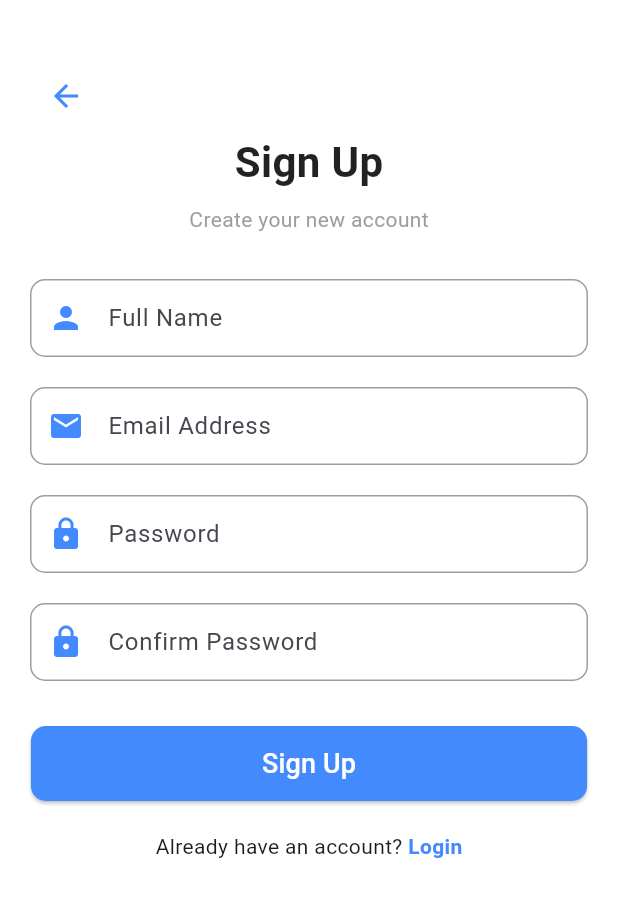
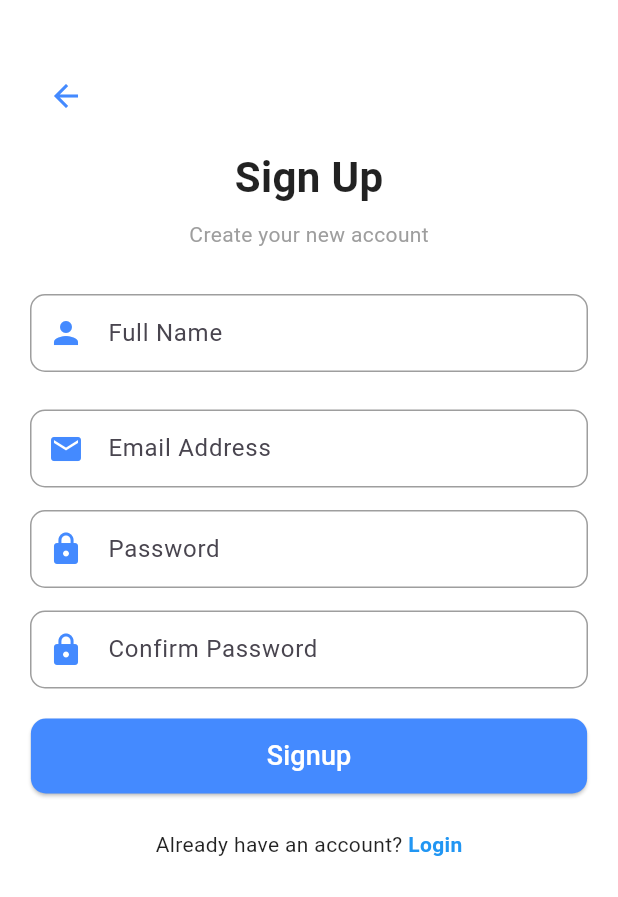
Before and after one commit to Shrawontdk/FitTrack, a Flutter app: the screen it shows after launch, after a tap on "Sign up", on a phone screen of 412 x 824 dp. Shown: the top 897 px of the screen. Run offline on Flutter 3.47's test engine with Material 3 defaults, Android fonts, the phone set to English and light mode, and no system bars; our stand-ins replace firebase_auth, firebase_core, flutter_local_notifications, get, google_nav_bar, line_icons and 2 more; accounts and stored records are empty.

```diff
--- a/2325681_2325680_2325682_application_code/gymapp/lib/main.dart
+++ b/2325681_2325680_2325682_application_code/gymapp/lib/main.dart
@@ -2,7 +2,7 @@ import 'package:firebase_core/firebase_core.dart';
 import 'package:flutter/material.dart';
 import 'package:get/get.dart';
 import 'package:gymapp/notifications/notifications.dart';
-import 'package:gymapp/pages/login.dart';
+import 'package:gymapp/pages/wrapper.dart';
 
 void main() async {
   WidgetsFlutterBinding.ensureInitialized();
@@ -22,7 +22,7 @@ class MyApp extends StatelessWidget {
         primarySwatch: Colors.purple,
         visualDensity: VisualDensity.adaptivePlatformDensity,
       ),
-      home: LoginPage(),
+      home: Wrapper(),
     );
   }
 }
--- a/2325681_2325680_2325682_application_code/gymapp/lib/pages/signup.dart
+++ b/2325681_2325680_2325682_application_code/gymapp/lib/pages/signup.dart
@@ -1,112 +1,50 @@
 import 'package:flutter/material.dart';
-import 'package:cloud_firestore/cloud_firestore.dart';
 import 'package:firebase_auth/firebase_auth.dart';
-import 'package:gymapp/pages/login.dart';
+import '../bnav.dart'; // Import BottomNavBar
 
-import '../question.dart';
-
-// AuthMethod for handling signup process
-class AuthMethod {
-  final FirebaseFirestore _firestore = FirebaseFirestore.instance;
-  final FirebaseAuth _auth = FirebaseAuth.instance;
-
-  Future<String> signupUser({
-    required String email,
-    required String password,
-    required String name,
-  }) async {
-    String res = "Some error occurred";
-    try {
-      if (email.isNotEmpty && password.isNotEmpty && name.isNotEmpty) {
-        UserCredential cred = await _auth.createUserWithEmailAndPassword(
-          email: email,
-          password: password,
-        );
-        await _firestore.collection("users").doc(cred.user!.uid).set({
-          'displayName': name,
-          'uid': cred.user!.uid,
-          'email': email,
-        });
-        res = "success";
-      } else {
-        res = "Please fill out all fields";
-      }
-    } catch (err) {
-      res = err.toString();
-    }
-    return res;
-  }
-}
-
-// SignUpPage class
-class SignUpPage extends StatefulWidget {
-  const SignUpPage({Key? key}) : super(key: key);
-
-  @override
-  State<SignUpPage> createState() => _SignUpPageState();
-}
-
-class _SignUpPageState extends State<SignUpPage> {
+class SignUp extends StatelessWidget {
   final TextEditingController nameController = TextEditingController();
   final TextEditingController emailController = TextEditingController();
   final TextEditingController passwordController = TextEditingController();
-  final TextEditingController confirmPasswordController = TextEditingController();
+  final TextEditingController confirmPasswordController =
+      TextEditingController();
 
-  bool isLoading = false;
+  void signUpUser(BuildContext context) async {
+    try {
+      if (passwordController.text != confirmPasswordController.text) {
+        throw Exception("Passwords do not match");
+      }
 
-  @override
-  void dispose() {
-    nameController.dispose();
-    emailController.dispose();
-    passwordController.dispose();
-    confirmPasswordController.dispose();
-    super.dispose();
-  }
+      // Creating user with email and password
+      UserCredential userCredential =
+          await FirebaseAuth.instance.createUserWithEmailAndPassword(
+        email: emailController.text.trim(),
+        password: passwordController.text.trim(),
+      );
 
-  // signupUser function to handle the signup logic and navigate to the next page
-  void signupUser() async {
-    if (passwordController.text != confirmPasswordController.text) {
-      return;
-    }
+      // Access user details
+      User? user = userCredential.user;
+      if (user == null) {
+        throw Exception("Failed to retrieve user details");
+      }
 
-    setState(() {
-      isLoading = true;
-    });
+      // Log the user information for debugging
+      print("User signed up: ${user.uid}, ${user.email}");
 
-    String res = await AuthMethod().signupUser(
-      email: emailController.text,
-      password: passwordController.text,
-      name: nameController.text,
-    );
+      ScaffoldMessenger.of(context).showSnackBar(
+        const SnackBar(content: Text("Signup successful")),
+      );
 
-    setState(() {
-      isLoading = false;
-    });
-
-    if (res == "success") {
-      // Navigate to another page on successful signup
-      Navigator.pushReplacement(
+      // Navigate to BottomNavBar after successful signup
+      Navigator.pushAndRemoveUntil(
         context,
-        MaterialPageRoute(builder: (context) => AnotherPage()), // Replace with your destination page
+        MaterialPageRoute(builder: (context) => BottomNavBar()),
+        (route) => false, // Clears the navigation stack
       );
-    } else {
-      // Show error if signup failed
-      showDialog(
-        context: context,
-        builder: (context) {
-          return AlertDialog(
-            title: Text("Signup Error"),
-            content: Text(res),
-            actions: [
-              TextButton(
-                onPressed: () {
-                  Navigator.of(context).pop();
-                },
-                child: Text("OK"),
-              ),
-            ],
-          );
-        },
+    } catch (e) {
+      print("Error during signup: $e");
+      ScaffoldMessenger.of(context).showSnackBar(
+        SnackBar(content: Text("Error: ${e.toString()}")),
       );
     }
   }
@@ -114,6 +52,22 @@ class _SignUpPageState extends State<SignUpPage> {
   @override
   Widget build(BuildContext context) {
     final screenWidth = MediaQuery.of(context).size.width;
+
+    InputDecoration textFieldDecoration(String hintText, IconData icon) {
+      return InputDecoration(
+        prefixIcon: Icon(icon, color: Colors.blueAccent),
+        hintText: hintText,
+        enabledBorder: OutlineInputBorder(
+          borderRadius: BorderRadius.circular(10),
+          borderSide: BorderSide(color: Colors.grey, width: 1),
+        ),
+        focusedBorder: OutlineInputBorder(
+          borderRadius: BorderRadius.circular(10),
+          borderSide: BorderSide(color: Colors.blueAccent, width: 2),
+        ),
+        contentPadding: EdgeInsets.symmetric(vertical: 14, horizontal: 10),
+      );
+    }
 
     return Scaffold(
       backgroundColor: Colors.white,
@@ -123,11 +77,17 @@ class _SignUpPageState extends State<SignUpPage> {
           child: Column(
             crossAxisAlignment: CrossAxisAlignment.start,
             children: [
-              IconButton(
-                onPressed: () => Navigator.pop(context),
-                icon: const Icon(Icons.arrow_back, color: Colors.blueAccent),
+              Align(
+                alignment: Alignment.topLeft,
+                child: IconButton(
+                  onPressed: () {
+                    Navigator.pop(context);
+                  },
+                  icon: Icon(Icons.arrow_back, color: Colors.blueAccent),
+                ),
               ),
-              const Center(
+              SizedBox(height: 10),
+              Center(
                 child: Text(
                   "Sign Up",
                   style: TextStyle(
@@ -137,83 +97,78 @@ class _SignUpPageState extends State<SignUpPage> {
                   ),
                 ),
               ),
-              const SizedBox(height: 8),
-              const Center(
+              SizedBox(height: 8),
+              Center(
                 child: Text(
                   "Create your new account",
-                  style: TextStyle(fontSize: 14, color: Colors.grey),
+                  style: TextStyle(
+                    fontSize: 14,
+                    color: Colors.grey,
+                  ),
                 ),
               ),
-              const SizedBox(height: 30),
-              CustomInputField(
+              SizedBox(height: 30),
+              TextField(
                 controller: nameController,
-                icon: Icons.person,
-                hintText: "Full Name",
+                decoration: textFieldDecoration("Full Name", Icons.person),
               ),
-              const SizedBox(height: 20),
-              CustomInputField(
+              SizedBox(height: 25),
+              TextField(
                 controller: emailController,
-                icon: Icons.email,
-                hintText: "Email Address",
+                decoration: textFieldDecoration("Email Address", Icons.email),
               ),
-              const SizedBox(height: 20),
-              CustomInputField(
+              SizedBox(height: 15),
+              TextField(
                 controller: passwordController,
-                icon: Icons.lock,
-                hintText: "Password",
                 obscureText: true,
+                decoration: textFieldDecoration("Password", Icons.lock),
               ),
-              const SizedBox(height: 20),
-              CustomInputField(
+              SizedBox(height: 15),
+              TextField(
                 controller: confirmPasswordController,
-                icon: Icons.lock,
-                hintText: "Confirm Password",
                 obscureText: true,
+                decoration: textFieldDecoration("Confirm Password", Icons.lock),
               ),
-              const SizedBox(height: 30),
+              SizedBox(height: 20),
               Center(
                 child: SizedBox(
                   width: screenWidth * 0.9,
                   height: 50,
                   child: ElevatedButton(
-                    onPressed: () {
-                      Navigator.push(context, MaterialPageRoute(builder: (context)=>QuestionPage()));
-                    },
+                    onPressed: () => signUpUser(context),
                     style: ElevatedButton.styleFrom(
                       backgroundColor: Colors.blueAccent,
                       shape: RoundedRectangleBorder(
                         borderRadius: BorderRadius.circular(10),
                       ),
                     ),
-                    child: isLoading
-                        ? const CircularProgressIndicator(color: Colors.white)
-                        : const Text(
-                      "Sign Up",
+                    child: Text(
+                      "Signup",
                       style: TextStyle(fontSize: 18, color: Colors.white),
                     ),
                   ),
                 ),
               ),
-              const SizedBox(height: 20),
-              Row(
-                mainAxisAlignment: MainAxisAlignment.center,
-                children: [
-                  const Text("Already have an account? "),
-                  GestureDetector(
-                    onTap: () => Navigator.of(context).push(
-                      MaterialPageRoute(
-                        builder: (context) => LoginPage(),
-                      ),
-                    ),
-                    child: const Text(
-                      "Login",
-                      style: TextStyle(
-                        color: Colors.blueAccent,
-                        fontWeight: FontWeight.bold,
-                      ),
+              SizedBox(height: 24),
+              Center(
+                child: GestureDetector(
+                  onTap: () {
+                    Navigator.pop(context);
+                  },
+                  child: Text.rich(
+                    TextSpan(
+                      text: "Already have an account? ",
+                      style: TextStyle(color: Colors.black87, fontSize: 14),
+                      children: [
+                        TextSpan(
+                          text: "Login",
+                          style: TextStyle(
+                              color: Colors.blue, fontWeight: FontWeight.bold),
+                        ),
+                      ],
                     ),
                   ),
-                ],
+                ),
               ),
             ],
           ),
@@ -222,59 +177,3 @@ class _SignUpPageState extends State<SignUpPage> {
     );
   }
 }
-
-// CustomInputField widget for input fields
-class CustomInputField extends StatelessWidget {
-  final TextEditingController controller;
-  final IconData icon;
-  final String hintText;
-  final bool obscureText;
-
-  const CustomInputField({
-    Key? key,
-    required this.controller,
-    required this.icon,
-    required this.hintText,
-    this.obscureText = false,
-  }) : super(key: key);
-
-  @override
-  Widget build(BuildContext context) {
-    return TextField(
-      controller: controller,
-      obscureText: obscureText,
-      decoration: InputDecoration(
-        prefixIcon: Icon(icon, color: Colors.blueAccent),
-        hintText: hintText,
-        enabledBorder: OutlineInputBorder(
-          borderRadius: BorderRadius.circular(10),
-          borderSide: const BorderSide(color: Colors.grey, width: 1),
-        ),
-        focusedBorder: OutlineInputBorder(
-          borderRadius: BorderRadius.circular(10),
-          borderSide: const BorderSide(color: Colors.blueAccent, width: 2),
-        ),
-        contentPadding: const EdgeInsets.symmetric(vertical: 14, horizontal: 10),
-      ),
-    );
-  }
-}
-
-// AnotherPage widget to navigate to after successful signup
-class AnotherPage extends StatelessWidget {
-  @override
-  Widget build(BuildContext context) {
-    return Scaffold(
-      appBar: AppBar(
-        title: Text('Welcome'),
-        backgroundColor: Colors.blueAccent,
-      ),
-      body: Center(
-        child: Text(
-          'You have successfully signed up!',
-          style: TextStyle(fontSize: 24),
-        ),
-      ),
-    );
-  }
-}
--- /dev/null
+++ b/2325681_2325680_2325682_application_code/gymapp/lib/pages/wrapper.dart
@@ -0,0 +1,27 @@
+import 'package:firebase_auth/firebase_auth.dart';
+import 'package:flutter/material.dart';
+import 'package:gymapp/bnav.dart';
+import 'package:gymapp/pages/login.dart';
+
+class Wrapper extends StatefulWidget {
+  const Wrapper({super.key});
+
+  @override
+  State<Wrapper> createState() => _WrapperState();
+}
+
+class _WrapperState extends State<Wrapper> {
+  @override
+  Widget build(BuildContext context) {
+    return StreamBuilder(
+      stream: FirebaseAuth.instance.authStateChanges(),
+      builder: (context, snapshot) {
+        if (snapshot.hasData) {
+          return BottomNavBar();
+        } else {
+          return LoginPage();
+        }
+      },
+    );
+  }
+}
--- a/2325681_2325680_2325682_application_code/gymapp/pubspec.yaml
+++ b/2325681_2325680_2325682_application_code/gymapp/pubspec.yaml
@@ -31,9 +31,9 @@ dependencies:
   flutter:
     sdk: flutter
   google_nav_bar: ^5.0.7
-  firebase_core: ^2.16.0
-  firebase_auth: ^4.10.1
-  cloud_firestore: ^4.11.1
+  firebase_core: ^3.9.0
+  firebase_auth: ^5.3.4
+  cloud_firestore: ^5.6.0
   get: ^4.6.6
   flutter_local_notifications: ^18.0.1
   permission_handler: ^10.0.0
```
Also changed, not shown: 2325681_2325680_2325682_application_code/gymapp/lib/pages/login.dart (+26 -10 lines), 2325681_2325680_2325682_application_code/gymapp/lib/pages/registration.dart (deleted, +0 -270 lines), 2325681_2325680_2325682_application_code/gymapp/pubspec.lock, 3 other files.
